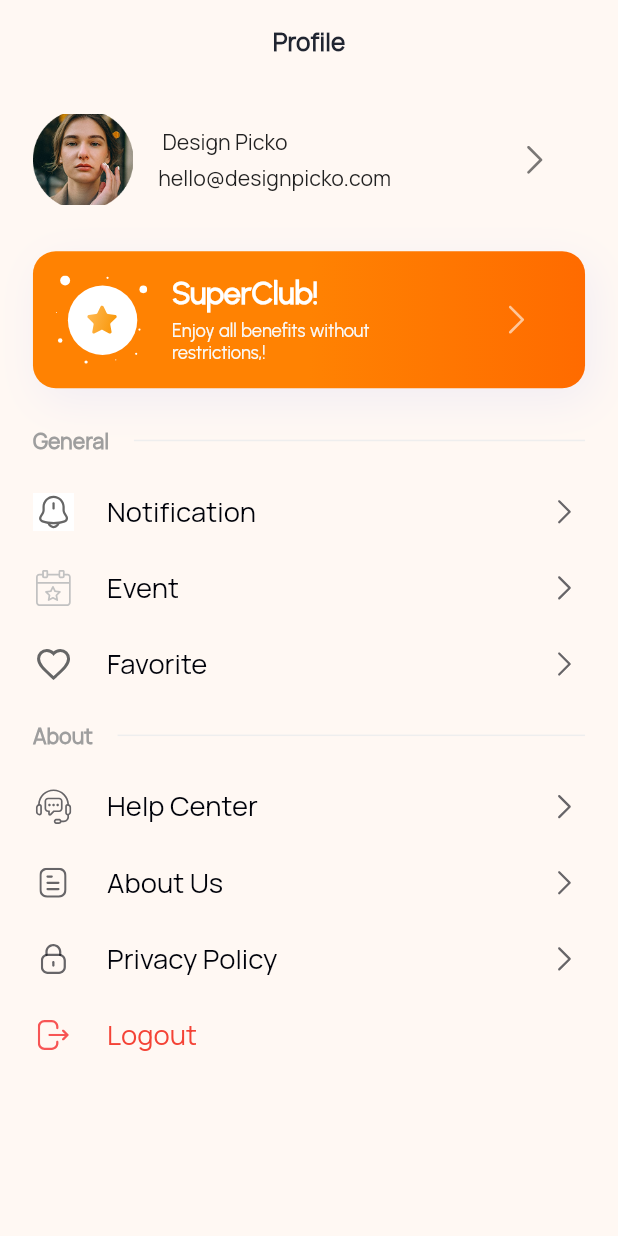
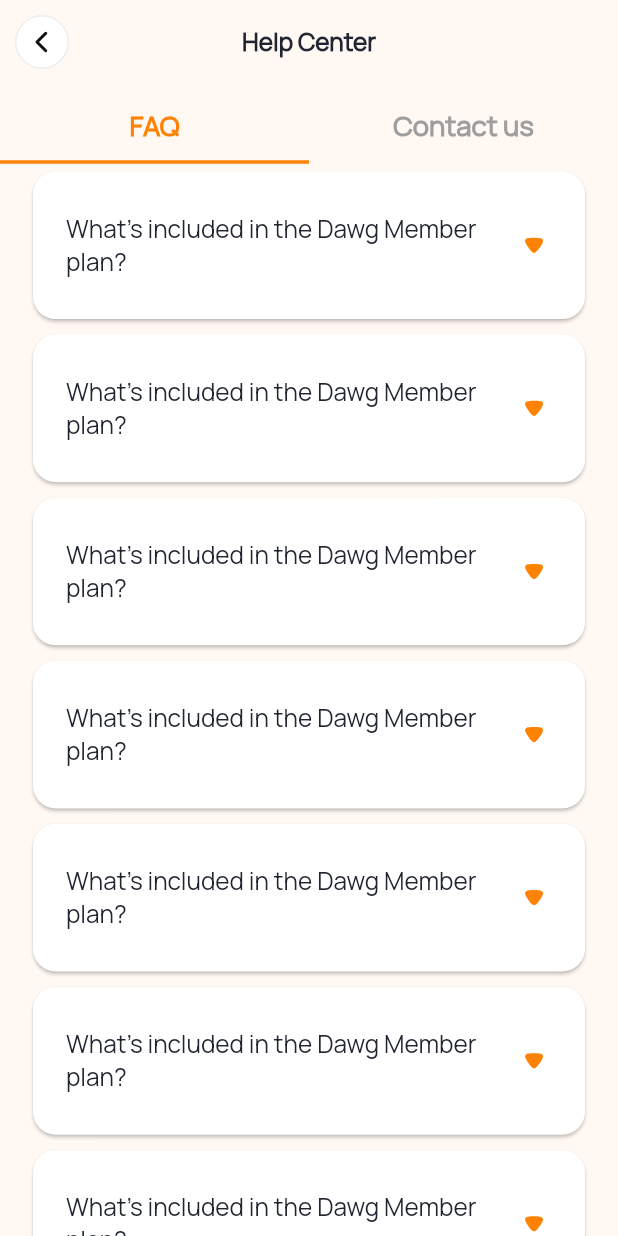
Before and after one commit to Webgenius0/dawgonvegans_app, a Flutter app: the ProfileScreen screen opened directly, after a tap on "Help Center", on a phone screen of 412 x 824 dp. Run offline on Flutter 3.47's test engine with Material 3 defaults, Android fonts, the phone set to English and light mode, and no system bars; drawn by our look-alikes of auto_animated; our stand-ins replace cached_network_image, dio, flashy_tab_bar2, flutter_advanced_switch, flutter_screenutil, flutter_svg and 8 more; missing offline and left inert: dotlottie_loader, linear_progress_bar; accounts and stored records are empty; project files that could hold a hidden picture were left out.

Commit message:
Faq screen has done

```diff
--- a/lib/common_widgets/custom_appbar.dart
+++ b/lib/common_widgets/custom_appbar.dart
@@ -17,6 +17,7 @@ class CustomAppBar extends StatelessWidget implements PreferredSizeWidget {
   final double height;
   final Widget? leading;
   final Widget? title;
+  final PreferredSizeWidget? bottom;
 
   const CustomAppBar({
     super.key,
@@ -29,12 +30,14 @@ class CustomAppBar extends StatelessWidget implements PreferredSizeWidget {
 
     this.style,
     this.leading,
+    this.bottom,
     this.height = 60,
   });
 
   @override
   Widget build(BuildContext context) {
     return AppBar(
+      bottom: bottom,
       leading:
           leading ??
           InkWell(
--- a/lib/constants/text_font_style.dart
+++ b/lib/constants/text_font_style.dart
@@ -413,6 +413,30 @@ class TextFontStyle {
     color: AppColors.c00020A,
     fontWeight: FontWeight.w400,
   );
+  static final textStyle18cFE8204ManropeW600 = TextStyle(
+    fontFamily: 'manrope',
+    fontSize: 18.sp,
+    color: AppColors.cFE8204,
+    fontWeight: FontWeight.w600,
+  );
+  static final textStyle18c9E9E9EManropeW600 = TextStyle(
+    fontFamily: 'manrope',
+    fontSize: 18.sp,
+    color: AppColors.c9E9E9E,
+    fontWeight: FontWeight.w600,
+  );
+  static final textStyle16c202531ManropeW500 = TextStyle(
+    fontFamily: 'manrope',
+    fontSize: 16.sp,
+    color: AppColors.c202531,
+    fontWeight: FontWeight.w500,
+  );
+  static final textStyle12c00020AManropeW400 = TextStyle(
+    fontFamily: 'manrope',
+    fontSize: 12.sp,
+    color: AppColors.c00020A,
+    fontWeight: FontWeight.w400,
+  );
   static final textStyle20c333333ManropeW700 = TextStyle(
     fontFamily: 'manrope',
     fontSize: 20.sp,
@@ -478,31 +502,18 @@ class TextFontStyle {
     fontSize: 14.sp,
     color: AppColors.c212121,
     fontWeight: FontWeight.w500,
-
-
-
   );
   static final textStyle18c00020AManropeW600 = TextStyle(
     fontFamily: 'manrope',
     fontSize: 18.sp,
     color: AppColors.c00020A,
     fontWeight: FontWeight.w600,
-
-
-
-
-
   );
   static final textStyle14c606060ManropeW500 = TextStyle(
     fontFamily: 'manrope',
     fontSize: 14.sp,
     color: AppColors.c606060,
     fontWeight: FontWeight.w500,
-
-
-
-
-
   );
   static final textStyle12cFAFAFAUrbanistW500 = TextStyle(
     fontFamily: 'urbanist',
--- /dev/null
+++ b/lib/features/help_center/presentation/help_center_screen.dart
@@ -0,0 +1,65 @@
+import 'package:dawgonvegans/common_widgets/custom_appbar.dart';
+import 'package:dawgonvegans/constants/text_font_style.dart';
+import 'package:flutter/material.dart';
+import 'package:flutter_screenutil/flutter_screenutil.dart';
+
+import '../../../gen/colors.gen.dart';
+import '../widgets/contact_us_widget.dart';
+import '../widgets/faq_widget.dart';
+
+class HelpCenterScreen extends StatefulWidget {
+  const HelpCenterScreen({super.key});
+
+  @override
+  State<HelpCenterScreen> createState() => _HelpCenterScreenState();
+}
+
+class _HelpCenterScreenState extends State<HelpCenterScreen> {
+  @override
+  Widget build(BuildContext context) {
+    return DefaultTabController(
+      length: 2,
+      child: Scaffold(
+        appBar: CustomAppBar(text: 'Help Center'),
+        body: Column(
+          children: [
+            TabBar(
+              indicatorColor: AppColors.cFE8204,
+              indicatorWeight: 2.w,
+              physics: NeverScrollableScrollPhysics(),
+              padding: EdgeInsets.zero,
+              labelPadding: EdgeInsets.zero,
+              //  Style for selected tab
+              labelStyle: TextFontStyle.textStyle18cFE8204ManropeW600,
+              //  Style for unselected tab
+              unselectedLabelStyle: TextFontStyle.textStyle18c9E9E9EManropeW600,
+              tabs: const [Tab(text: 'FAQ'), Tab(text: 'Contact us')],
+            ),
+
+            Expanded(
+              child: TabBarView(
+                children: [
+                  ListView.builder(
+                    shrinkWrap: true,
+                    physics: BouncingScrollPhysics(),
+                    itemCount: 10,
+                    itemBuilder: (_, index) {
+                      return FaqWidget(
+                        title: "What’s included in the Dawg Member plan?",
+
+                        subTitle:
+                            "The Dawg Member plan gives you access to our private chat, 24-hour menu previews, members-only updates, and up to 10% off all orders.",
+                      );
+                    },
+                  ),
+
+                  ContactUsWidget(),
+                ],
+              ),
+            ),
+          ],
+        ),
+      ),
+    );
+  }
+}
--- /dev/null
+++ b/lib/features/help_center/widgets/contact_us_widget.dart
@@ -0,0 +1,10 @@
+import 'package:flutter/material.dart';
+
+class ContactUsWidget extends StatelessWidget {
+  const ContactUsWidget({super.key});
+
+  @override
+  Widget build(BuildContext context) {
+    return Scaffold();
+  }
+}
--- /dev/null
+++ b/lib/features/help_center/widgets/faq_widget.dart
@@ -0,0 +1,58 @@
+import 'package:dawgonvegans/constants/text_font_style.dart';
+import 'package:dawgonvegans/gen/assets.gen.dart';
+import 'package:flutter/material.dart';
+import 'package:flutter_screenutil/flutter_screenutil.dart';
+import 'package:flutter_svg/svg.dart';
+
+import '../../../gen/colors.gen.dart';
+
+class FaqWidget extends StatefulWidget {
+  final String title;
+  final String subTitle;
+  const FaqWidget({super.key, required this.title, required this.subTitle});
+
+  @override
+  State<FaqWidget> createState() => _FaqWidgetState();
+}
+
+class _FaqWidgetState extends State<FaqWidget> {
+  bool _isExpanded = false;
+  @override
+  Widget build(BuildContext context) {
+    return Card(
+      elevation: 1,
+      shape: RoundedRectangleBorder(borderRadius: BorderRadius.circular(15.r)),
+      margin: EdgeInsets.symmetric(horizontal: 20.w, vertical: 5.h),
+      child: ExpansionTile(
+        tilePadding: EdgeInsets.symmetric(horizontal: 20.w, vertical: 20.h),
+        title: Text(
+          widget.title,
+          style: TextFontStyle.textStyle16c202531ManropeW500,
+        ),
+        trailing: SvgPicture.asset(
+          _isExpanded ? Assets.icons.boldArrowUp : Assets.icons.boldArrowDown,
+        ),
+        onExpansionChanged: (bool expanded) {
+          setState(() {
+            _isExpanded = expanded;
+          });
+        },
+        children: [
+          Container(
+            margin: EdgeInsets.symmetric(horizontal: 20.w),
+            padding: EdgeInsets.symmetric(vertical: 15.h),
+            decoration: BoxDecoration(
+              border: Border(top: BorderSide(color: AppColors.cEEEEEE)),
+            ),
+            child: Text(
+              widget.subTitle,
+              style: TextFontStyle.textStyle12c00020AManropeW400.copyWith(
+                height: 1.5.h,
+              ),
+            ),
+          ),
+        ],
+      ),
+    );
+  }
+}
--- a/lib/features/profile/presentation/profile_screen.dart
+++ b/lib/features/profile/presentation/profile_screen.dart
@@ -162,7 +162,9 @@ class _ProfileScreenState extends State<ProfileScreen> {
             ProfileTileWidget(
               icon: Assets.icons.heloCenter,
               titleName: 'Help Center',
-              onTap: () {},
+              onTap: () {
+                NavigationService.navigateTo(Routes.helpCenterScreen);
+              },
             ),
             ProfileTileWidget(
               icon: Assets.icons.aboutUs,
--- a/lib/gen/assets.gen.dart
+++ b/lib/gen/assets.gen.dart
@@ -26,6 +26,12 @@ class $AssetsIconsGen {
 
   /// File path: assets/icons/back.svg
   String get back => 'assets/icons/back.svg';
+
+  /// File path: assets/icons/bold_arrow_down.svg
+  String get boldArrowDown => 'assets/icons/bold_arrow_down.svg';
+
+  /// File path: assets/icons/bold_arrow_up.svg
+  String get boldArrowUp => 'assets/icons/bold_arrow_up.svg';
 
   /// File path: assets/icons/camera.svg
   String get camera => 'assets/icons/camera.svg';
@@ -128,6 +134,8 @@ class $AssetsIconsGen {
     arrowDown,
     arrowRight,
     back,
+    boldArrowDown,
+    boldArrowUp,
     camera,
     caps,
     check,
--- a/lib/helpers/all_routes.dart
+++ b/lib/helpers/all_routes.dart
@@ -9,6 +9,7 @@ import '../features/auth/forget_password/forget_screen.dart';
 import '../features/auth/register/register_screen.dart';
 import '../features/auth/reset_password/reset_password_screen.dart';
 import '../features/edit_profile/edit_profile_screen.dart';
+import '../features/help_center/presentation/help_center_screen.dart';
 import '../features/payment_method/payment_method_screen.dart';
 import '../features/profile_notification_setting/profile_notification_setting.dart';
 import '../navigation_screen.dart';
@@ -29,6 +30,7 @@ final class Routes {
   static const String notificationScreen = '/notificationScreen';
   static const String editProfileScreen = '/editProfileScreen';
   static const String profileNotificationSetting = '/profileNotificationSetting';
+  static const String helpCenterScreen = '/helpCenterScreen';
 }
 
 final class RouteGenerator {
@@ -105,6 +107,13 @@ final class RouteGenerator {
               settings: settings,
             )
             : CupertinoPageRoute(builder: (context) => ProfileNotificationSetting());
+      case Routes.helpCenterScreen:
+        return Platform.isAndroid
+            ? _FadedTransitionRoute(
+              widget: HelpCenterScreen(),
+              settings: settings,
+            )
+            : CupertinoPageRoute(builder: (context) => HelpCenterScreen());
 
       default:
         return null;
```
Also changed, not shown: assets/icons/bold_arrow_down.svg (added), assets/icons/bold_arrow_up.svg (added).
